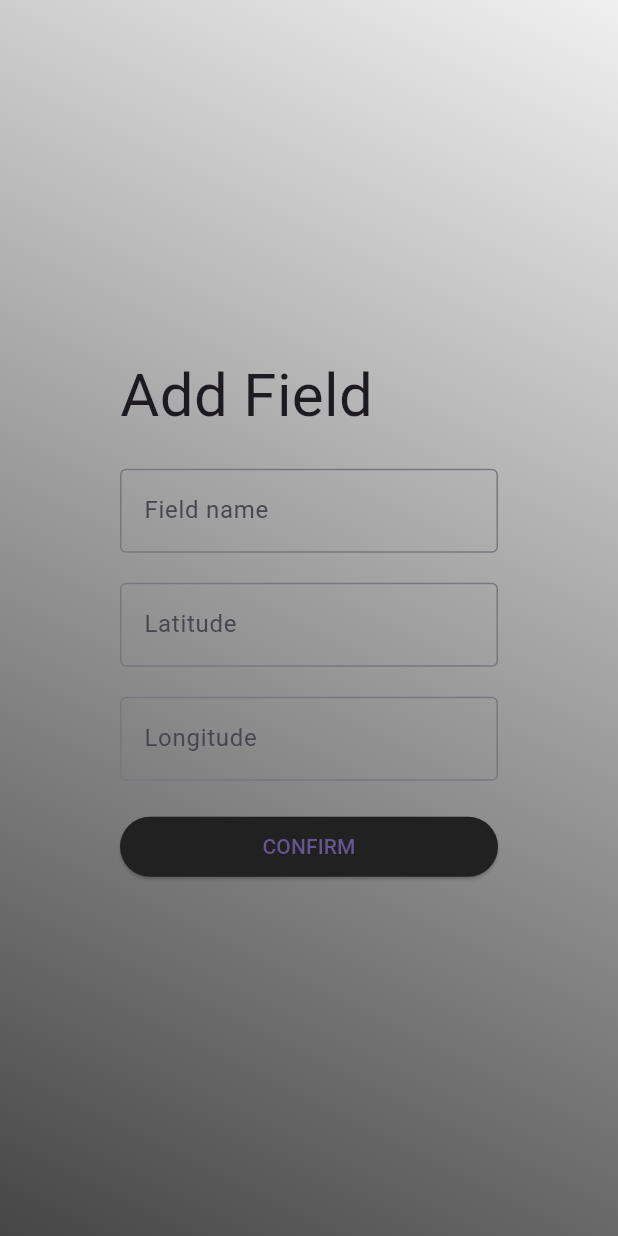
After one commit to alejmnz0/Fiya, a Flutter app: the screen it shows after launch, after a tap on "Already have an account?", on a phone screen of 412 x 824 dp. The commit adds this screen. Run offline on Flutter 3.47's test engine with Material 3 defaults, Android fonts, the light colour scheme and no system bars; our stand-ins replace bloc, flutter_bloc.

Commit message:
add field functional but without finishing in the front

```diff
--- /dev/null
+++ b/fiya_front/lib/bloc/fied_bloc/add_field_bloc.dart
@@ -0,0 +1,33 @@
+import 'package:bloc/bloc.dart';
+import 'package:fiya_front/models/field/add_field_dto.dart';
+import 'package:fiya_front/models/field/field_response.dart';
+import 'package:fiya_front/repositories/field_repository.dart';
+import 'package:meta/meta.dart';
+
+part 'add_field_event.dart';
+part 'add_field_state.dart';
+
+class AddFieldBloc extends Bloc<AddFieldEvent, AddFieldState> {
+  final FieldRepository fieldRepo;
+
+  AddFieldBloc(this.fieldRepo) : super(AddFieldInitial()) {
+    on<DoAddFieldEvent>(doAddField);
+  }
+
+  void doAddField(DoAddFieldEvent event, Emitter<AddFieldState> emit) async {
+    emit(DoAddFieldLoading());
+
+    try {
+      final AddFieldDto addFieldDto = AddFieldDto(
+        name: event.name,
+        latitude: event.latitude,
+        longitude: event.longitude,
+      );
+      final response = await fieldRepo.addField(addFieldDto);
+      emit(DoAddFieldSuccess(response));
+      return;
+    } on Exception catch (e) {
+      emit(DoAddFieldError(e.toString()));
+    }
+  }
+}
--- /dev/null
+++ b/fiya_front/lib/bloc/fied_bloc/add_field_event.dart
@@ -0,0 +1,11 @@
+part of 'add_field_bloc.dart';
+
+@immutable
+sealed class AddFieldEvent {}
+
+class DoAddFieldEvent extends AddFieldEvent {
+  final String name;
+  final String longitude;
+  final String latitude;
+  DoAddFieldEvent(this.name, this.latitude, this.longitude);
+}
--- /dev/null
+++ b/fiya_front/lib/bloc/fied_bloc/add_field_state.dart
@@ -0,0 +1,18 @@
+part of 'add_field_bloc.dart';
+
+@immutable
+sealed class AddFieldState {}
+
+final class AddFieldInitial extends AddFieldState {}
+
+final class DoAddFieldLoading extends AddFieldState {}
+
+final class DoAddFieldSuccess extends AddFieldState {
+  final FieldResponseDto addField;
+  DoAddFieldSuccess(this.addField);
+}
+
+final class DoAddFieldError extends AddFieldState {
+  final String errorMessage;
+  DoAddFieldError(this.errorMessage);
+}
--- /dev/null
+++ b/fiya_front/lib/models/field/add_field_dto.dart
@@ -0,0 +1,21 @@
+class AddFieldDto {
+  String? name;
+  String? latitude;
+  String? longitude;
+
+  AddFieldDto({this.name, this.latitude, this.longitude});
+
+  AddFieldDto.fromJson(Map<String, dynamic> json) {
+    name = json['name'];
+    latitude = json['latitude'];
+    longitude = json['longitude'];
+  }
+
+  Map<String, dynamic> toJson() {
+    final Map<String, dynamic> data = new Map<String, dynamic>();
+    data['name'] = this.name;
+    data['latitude'] = this.latitude;
+    data['longitude'] = this.longitude;
+    return data;
+  }
+}
--- /dev/null
+++ b/fiya_front/lib/models/field/field_response.dart
@@ -0,0 +1,21 @@
+class FieldResponseDto {
+  String? name;
+  String? latitude;
+  String? longitude;
+
+  FieldResponseDto({this.name, this.latitude, this.longitude});
+
+  FieldResponseDto.fromJson(Map<String, dynamic> json) {
+    name = json['name'];
+    latitude = json['latitude'];
+    longitude = json['longitude'];
+  }
+
+  Map<String, dynamic> toJson() {
+    final Map<String, dynamic> data = new Map<String, dynamic>();
+    data['name'] = this.name;
+    data['latitude'] = this.latitude;
+    data['longitude'] = this.longitude;
+    return data;
+  }
+}
--- /dev/null
+++ b/fiya_front/lib/repositories/field_repository.dart
@@ -0,0 +1,6 @@
+import 'package:fiya_front/models/field/add_field_dto.dart';
+import 'package:fiya_front/models/field/field_response.dart';
+
+abstract class FieldRepository {
+  Future<FieldResponseDto> addField(AddFieldDto addFieldDto);
+}
--- /dev/null
+++ b/fiya_front/lib/repositories/field_repository_impl.dart
@@ -0,0 +1,24 @@
+import 'dart:convert';
+
+import 'package:fiya_front/models/field/add_field_dto.dart';
+import 'package:fiya_front/models/field/field_response.dart';
+import 'package:fiya_front/repositories/field_repository.dart';
+import 'package:http/http.dart';
+
+class FieldRepositoryImpl extends FieldRepository {
+  final Client _httpClient = Client();
+
+  @override
+  Future<FieldResponseDto> addField(AddFieldDto addFieldDto) async {
+    final response = await _httpClient.post(
+        Uri.parse('localhost:8080/field/add'),
+        body: addFieldDto.toJson());
+
+    if (response.statusCode == 201) {
+      final data = json.decode(response.body);
+      return data;
+    } else {
+      throw Exception('Add Field failed');
+    }
+  }
+}
--- /dev/null
+++ b/fiya_front/lib/ui/pages/add_field_page.dart
@@ -0,0 +1,162 @@
+import 'package:fiya_front/bloc/fied_bloc/add_field_bloc.dart';
+import 'package:fiya_front/repositories/field_repository.dart';
+import 'package:fiya_front/repositories/field_repository_impl.dart';
+import 'package:flutter/material.dart';
+import 'package:flutter_bloc/flutter_bloc.dart';
+
+class AddFieldPage extends StatefulWidget {
+  const AddFieldPage({super.key});
+
+  @override
+  State<AddFieldPage> createState() => _AddFieldPageState();
+}
+
+class _AddFieldPageState extends State<AddFieldPage> {
+  final formRegister = GlobalKey<FormState>();
+  final nameTextController = TextEditingController();
+  final latTextController = TextEditingController();
+  final longTextController = TextEditingController();
+
+  late FieldRepository fieldRepo;
+  late AddFieldBloc addFieldBloc;
+
+  @override
+  void initState() {
+    fieldRepo = FieldRepositoryImpl();
+    addFieldBloc = AddFieldBloc(fieldRepo);
+    super.initState();
+  }
+
+  @override
+  Widget build(BuildContext context) {
+    return Scaffold(
+      body: Center(
+          child: Container(
+        decoration: const BoxDecoration(
+            gradient: LinearGradient(
+          begin: Alignment.bottomLeft,
+          end: Alignment.topRight,
+          colors: [
+            Color.fromRGBO(70, 70, 70, 100),
+            Color.fromRGBO(240, 240, 240, 100),
+          ],
+        )),
+        child: BlocProvider.value(
+            value: addFieldBloc,
+            child: BlocConsumer<AddFieldBloc, AddFieldState>(
+              buildWhen: (context, state) {
+                return state is AddFieldInitial ||
+                    state is DoAddFieldSuccess ||
+                    state is DoAddFieldError ||
+                    state is DoAddFieldLoading;
+              },
+              builder: (context, state) {
+                if (state is DoAddFieldSuccess) {
+                  return const Text('Add Field success');
+                } else if (state is DoAddFieldError) {
+                  return const Text('Add Field error');
+                } else if (state is DoAddFieldLoading) {
+                  return const Center(child: CircularProgressIndicator());
+                }
+                return Center(child: buildAddFieldForm());
+              },
+              listener: (BuildContext context, AddFieldState state) {},
+            )),
+      )),
+    );
+  }
+
+  buildAddFieldForm() {
+    return Form(
+      key: formRegister,
+      child: Column(
+        mainAxisAlignment: MainAxisAlignment.center,
+        mainAxisSize: MainAxisSize.min,
+        crossAxisAlignment: CrossAxisAlignment.start,
+        children: [
+          const Padding(
+            padding: EdgeInsets.symmetric(horizontal: 80.0),
+            child: Text(
+              'Add Field',
+              textAlign: TextAlign.start,
+              style: TextStyle(fontSize: 40),
+            ),
+          ),
+          const SizedBox(
+            height: 20,
+          ),
+          Padding(
+            padding: const EdgeInsets.symmetric(horizontal: 80.0),
+            child: TextFormField(
+              controller: nameTextController,
+              decoration: const InputDecoration(
+                  border: OutlineInputBorder(), labelText: 'Field name'),
+              validator: (value) {
+                if (value == null || value.isEmpty) {
+                  return 'Please enter some text';
+                }
+                return null;
+              },
+            ),
+          ),
+          const SizedBox(
+            height: 20,
+          ),
+          Padding(
+            padding: const EdgeInsets.symmetric(horizontal: 80.0),
+            child: TextFormField(
+              controller: latTextController,
+              decoration: const InputDecoration(
+                  border: OutlineInputBorder(), labelText: 'Latitude'),
+              validator: (value) {
+                if (value == null || value.isEmpty) {
+                  return 'Please enter some text';
+                }
+                return null;
+              },
+            ),
+          ),
+          const SizedBox(
+            height: 20,
+          ),
+          Padding(
+            padding: const EdgeInsets.symmetric(horizontal: 80.0),
+            child: TextFormField(
+              controller: longTextController,
+              decoration: const InputDecoration(
+                  border: OutlineInputBorder(), labelText: 'Longitude'),
+              validator: (value) {
+                if (value == null || value.isEmpty) {
+                  return 'Please enter some text';
+                }
+                return null;
+              },
+            ),
+          ),
+          const SizedBox(
+            height: 20,
+          ),
+          Padding(
+            padding: const EdgeInsets.symmetric(horizontal: 80.0),
+            child: SizedBox(
+              width: double.infinity,
+              child: ElevatedButton(
+                style: const ButtonStyle(
+                  backgroundColor:
+                      MaterialStatePropertyAll(Color.fromRGBO(33, 33, 33, 100)),
+                ),
+                child: Text('Confirm'.toUpperCase()),
+                onPressed: () {
+                  if (formRegister.currentState!.validate()) {
+                    addFieldBloc.add(DoAddFieldEvent(nameTextController.text,
+                        latTextController.text, longTextController.text));
+                  }
+                },
+              ),
+            ),
+          ),
+        ],
+      ),
+    );
+  }
+}
--- a/fiya_front/lib/ui/pages/register_page.dart
+++ b/fiya_front/lib/ui/pages/register_page.dart
@@ -1,5 +1,6 @@
 import 'package:fiya_front/bloc/user_bloc/register_bloc.dart';
 import 'package:fiya_front/repositories/user_repository_impl.dart';
+import 'package:fiya_front/ui/pages/add_field_page.dart';
 import 'package:flutter_bloc/flutter_bloc.dart';
 import 'package:fiya_front/repositories/user_repository.dart';
 import 'package:flutter/material.dart';
@@ -38,9 +39,6 @@ class _RegisterPageState extends State<RegisterPage> {
   @override
   Widget build(BuildContext context) {
     return Scaffold(
-      appBar: AppBar(
-        title: const Text('Flutter Gradient Example'),
-      ),
       body: Center(
           child: Container(
         decoration: const BoxDecoration(
@@ -222,8 +220,8 @@ class _RegisterPageState extends State<RegisterPage> {
               width: double.infinity,
               child: ElevatedButton(
                 style: const ButtonStyle(
-                  backgroundColor:
-                      MaterialStatePropertyAll(Color.fromRGBO(33, 33, 33, 100)),
+                  backgroundColor: MaterialStatePropertyAll(
+                      Color.fromRGBO(129, 129, 129, 0.612)),
                 ),
                 child: Text('Get Started'.toUpperCase()),
                 onPressed: () {
@@ -240,6 +238,19 @@ class _RegisterPageState extends State<RegisterPage> {
               ),
             ),
           ),
+          const SizedBox(
+            height: 20,
+          ),
+          Center(
+              child: InkWell(
+            child: const Text("Already have an account?"),
+            onTap: () {
+              Navigator.push(
+                context,
+                MaterialPageRoute(builder: (context) => const AddFieldPage()),
+              );
+            },
+          )),
         ],
       ),
     );
```
Also changed, not shown: 8 other files.
